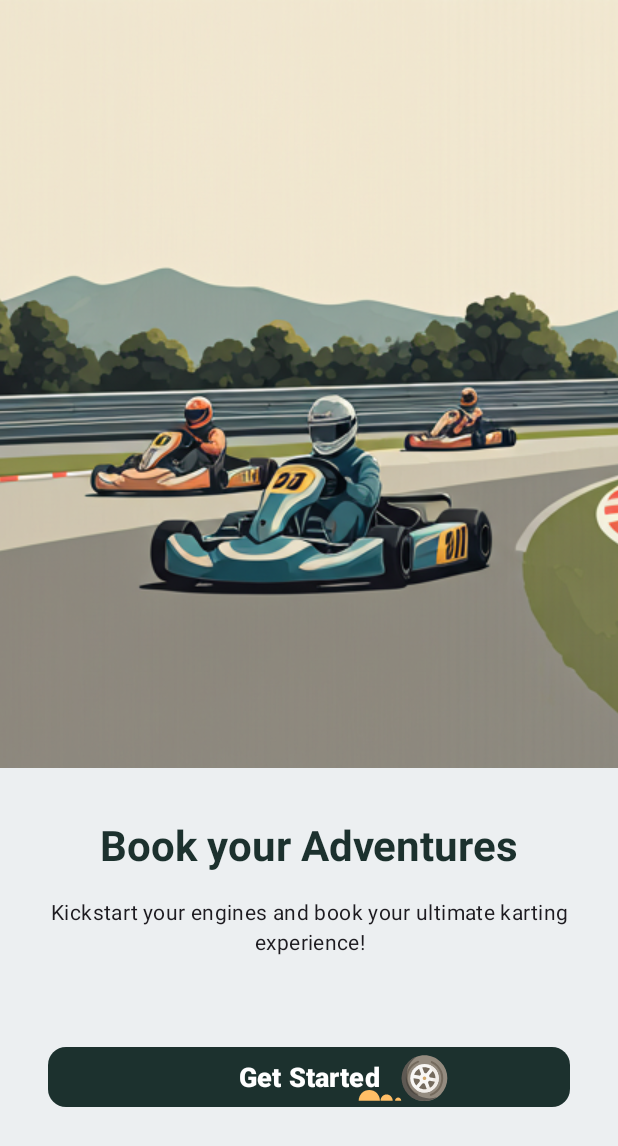
After one commit to Brave6/pit-stop-paradise, an Android app: the GetStartedFragment screen opened through its navigation route, on a phone screen of 412 x 824 dp. The commit adds this screen. Shown: the top 1146 px of the screen. Run offline under Robolectric (Android 15) with nearby library versions, the phone set to English and light mode, and no system bars; our stand-ins replace Dagger/Hilt's generated code, navigation-ui; network calls fail; pictures from the network do not load; 1 statement that could not run was skipped.

Commit message:
improved UI/UX & added a getting started fragment

```diff
--- a/app/src/main/java/com/seth/pitstopparadise/MainActivity.kt
+++ b/app/src/main/java/com/seth/pitstopparadise/MainActivity.kt
@@ -1,7 +1,9 @@
 package com.seth.pitstopparadise
 
 import android.os.Bundle
+import android.view.View
 import androidx.appcompat.app.AppCompatActivity
+import androidx.core.view.isVisible
 import androidx.navigation.fragment.NavHostFragment
 import androidx.navigation.ui.setupWithNavController
 import com.google.android.material.bottomnavigation.BottomNavigationView
@@ -13,15 +15,26 @@ class MainActivity : AppCompatActivity() {
         super.onCreate(savedInstanceState)
         setContentView(R.layout.activity_main)
 
-        // Find NavHostFragment
         val navHostFragment = supportFragmentManager
             .findFragmentById(R.id.nav_host_fragment) as NavHostFragment
-
-        // Get NavController from it
         val navController = navHostFragment.navController
 
-        // Set up BottomNavigationView with NavController
         val bottomNav = findViewById<BottomNavigationView>(R.id.bottom_nav)
         bottomNav.setupWithNavController(navController)
+
+
+        // Hide bottom nav on specific fragments
+        navController.addOnDestinationChangedListener { _, destination, _ ->
+            bottomNav.isVisible = destination.id != R.id.getStartedFragment
+        }
+
+        // Check if we should show GetStartedFragment
+        val showGetStarted = intent.getBooleanExtra("SHOW_GET_STARTED", false)
+        if (showGetStarted) {
+            // Navigate to GetStartedFragment
+            val navHostFragment = supportFragmentManager
+                .findFragmentById(R.id.nav_host_fragment) as NavHostFragment
+            navHostFragment.navController.navigate(R.id.getStartedFragment)
+        }
     }
 }
--- a/app/src/main/java/com/seth/pitstopparadise/SplashScreenActivity.kt
+++ b/app/src/main/java/com/seth/pitstopparadise/SplashScreenActivity.kt
@@ -16,7 +16,8 @@ class SplashScreenActivity : AppCompatActivity() {
 
     private val splashDelay = 1000L // 1 second
 
-    @Inject lateinit var sessionManager: SessionManager
+    @Inject
+    lateinit var sessionManager: SessionManager
 
     override fun onCreate(savedInstanceState: Bundle?) {
         super.onCreate(savedInstanceState)
@@ -32,12 +33,20 @@ class SplashScreenActivity : AppCompatActivity() {
 
             val token = sessionManager.token.first()
 
-            if (token.isNullOrEmpty()) {
-                startActivity(Intent(this@SplashScreenActivity, LoginActivity::class.java))
+            val intent = if (token.isNullOrEmpty()) {
+                // No session → show GetStartedFragment first
+                Intent(this@SplashScreenActivity, MainActivity::class.java).apply {
+                    putExtra("SHOW_GET_STARTED", true)
+                    flags = Intent.FLAG_ACTIVITY_NEW_TASK or Intent.FLAG_ACTIVITY_CLEAR_TASK
+                }
             } else {
-                startActivity(Intent(this@SplashScreenActivity, MainActivity::class.java))
+                // Already logged in → go straight to main content
+                Intent(this@SplashScreenActivity, MainActivity::class.java).apply {
+                    flags = Intent.FLAG_ACTIVITY_NEW_TASK or Intent.FLAG_ACTIVITY_CLEAR_TASK
+                }
             }
 
+            startActivity(intent)
             overridePendingTransition(0, 0)
             finish()
         }
--- /dev/null
+++ b/app/src/main/java/com/seth/pitstopparadise/ui/fragment/GetStartedFragment.kt
@@ -0,0 +1,78 @@
+package com.seth.pitstopparadise.ui.fragment
+
+import android.content.Intent
+import android.os.Bundle
+import android.view.LayoutInflater
+import android.view.View
+import android.view.ViewGroup
+import androidx.activity.OnBackPressedCallback
+import androidx.fragment.app.Fragment
+import com.seth.pitstopparadise.LoginActivity
+import com.seth.pitstopparadise.databinding.FragmentGetStartedBinding
+
+class GetStartedFragment : Fragment() {
+
+    private var _binding: FragmentGetStartedBinding? = null
+    private val binding get() = _binding!!
+
+    override fun onCreateView(
+        inflater: LayoutInflater, container: ViewGroup?,
+        savedInstanceState: Bundle?
+    ): View {
+        _binding = FragmentGetStartedBinding.inflate(inflater, container, false)
+        return binding.root
+    }
+
+    override fun onViewCreated(view: View, savedInstanceState: Bundle?) {
+        super.onViewCreated(view, savedInstanceState)
+
+        // Animate the "Get Started" button
+        binding.btnGetStarted.apply {
+            translationY = 100f
+            alpha = 0f
+            animate()
+                .translationY(0f)
+                .alpha(1f)
+                .setDuration(800)
+                .setStartDelay(500)
+                .withEndAction {
+                    // Start the Lottie animation after the button animation
+                    binding.lottieWelcome.apply {
+                        alpha = 0f
+                        visibility = View.VISIBLE
+                        animate()
+                            .alpha(1f)
+                            .setDuration(500)
+                            .start()
+                        playAnimation()
+                    }
+                }
+                .start()
+        }
+        // Initially hide Lottie
+        binding.lottieWelcome.alpha = 0f
+        binding.lottieWelcome.visibility = View.INVISIBLE
+
+        // Navigate to LoginActivity on click
+        binding.btnGetStarted.setOnClickListener {
+            val intent = Intent(requireContext(), LoginActivity::class.java)
+            startActivity(intent)
+        }
+
+        // Handle back pressed specifically in this fragment
+        requireActivity().onBackPressedDispatcher.addCallback(
+            viewLifecycleOwner,
+            object : OnBackPressedCallback(true) {
+                override fun handleOnBackPressed() {
+                    // Exit the app instead of going back
+                    requireActivity().finish()
+                }
+            }
+        )
+    }
+
+    override fun onDestroyView() {
+        super.onDestroyView()
+        _binding = null
+    }
+}
--- a/app/src/main/res/layout/activity_login.xml
+++ b/app/src/main/res/layout/activity_login.xml
@@ -20,7 +20,7 @@
         android:layout_width="0dp"
         android:layout_height="0dp"
         android:orientation="horizontal"
-        app:layout_constraintGuide_percent="0.35" />
+        app:layout_constraintGuide_percent="0.3515732" />
 
     <ImageView
         android:id="@+id/logononanimate"
@@ -41,7 +41,7 @@
         android:layout_width="0dp"
         android:layout_height="0dp"
         android:orientation="horizontal"
-        app:layout_constraintGuide_percent="0.9" />
+        app:layout_constraintGuide_percent="0.9001368" />
 
     <!-- Form Card -->
     <androidx.constraintlayout.widget.ConstraintLayout
--- /dev/null
+++ b/app/src/main/res/layout/fragment_get_started.xml
@@ -0,0 +1,91 @@
+<?xml version="1.0" encoding="utf-8"?>
+<androidx.constraintlayout.widget.ConstraintLayout
+    xmlns:android="http://schemas.android.com/apk/res/android"
+    xmlns:app="http://schemas.android.com/apk/res-auto"
+    xmlns:tools="http://schemas.android.com/tools"
+    android:id="@+id/get_started_root"
+    android:layout_width="match_parent"
+    android:layout_height="match_parent"
+    android:background="#ECEFF1"
+    tools:context=".ui.fragment.GetStartedFragment">
+
+
+    <androidx.constraintlayout.widget.Guideline
+        android:id="@+id/bottomMarginGuideline"
+        android:layout_width="0dp"
+        android:layout_height="0dp"
+        android:orientation="horizontal"
+        app:layout_constraintGuide_percent="0.9001368" />
+
+
+    <!-- Background Image -->
+    <ImageView
+        android:id="@+id/bg_image"
+        android:layout_width="wrap_content"
+        android:layout_height="wrap_content"
+        android:scaleType="centerCrop"
+        android:src="@drawable/karting"
+        app:layout_constraintTop_toTopOf="parent"
+        app:layout_constraintStart_toStartOf="parent"
+        app:layout_constraintEnd_toEndOf="parent"/>
+
+    <!-- Welcome Title -->
+    <TextView
+        android:id="@+id/tv_welcome"
+        android:layout_width="0dp"
+        android:layout_height="wrap_content"
+        style="@style/TextAppearance.Material3.HeadlineLarge"
+        android:text="Book your Adventures"
+        android:textAlignment="center"
+        android:textSize="28sp"
+        android:textStyle="bold"
+        android:textColor="@color/colorPrimary"
+        android:layout_marginTop="32dp"
+        app:layout_constraintEnd_toEndOf="parent"
+        app:layout_constraintStart_toStartOf="parent"
+        app:layout_constraintTop_toBottomOf="@+id/bg_image" />
+
+    <!-- Subtitle -->
+    <TextView
+        android:id="@+id/tv_subtitle"
+        android:layout_width="0dp"
+        android:layout_height="wrap_content"
+        style="@style/TextAppearance.PitStop.BodyMedium"
+        android:text="Kickstart your engines and book your ultimate karting experience!"
+        android:textAlignment="center"
+        android:layout_marginTop="16dp"
+        app:layout_constraintTop_toBottomOf="@id/tv_welcome"
+        app:layout_constraintStart_toStartOf="parent"
+        app:layout_constraintEnd_toEndOf="parent"/>
+
+    <!-- Get Started Button -->
+    <com.google.android.material.button.MaterialButton
+        android:id="@+id/btn_get_started"
+        style="@style/TextAppearance.PitStop.Button"
+        android:layout_width="0dp"
+        android:layout_height="48dp"
+        android:layout_marginStart="32dp"
+        android:layout_marginEnd="32dp"
+        android:text="Get Started"
+        app:cornerRadius="12dp"
+        android:layout_marginTop="16dp"
+        app:layout_constraintEnd_toEndOf="parent"
+        app:layout_constraintStart_toStartOf="parent"
+        app:layout_constraintBottom_toTopOf="@id/bottomMarginGuideline"/>
+
+    <com.airbnb.lottie.LottieAnimationView
+        android:id="@+id/lottie_welcome"
+        android:layout_width="200dp"
+        android:layout_height="115dp"
+        android:layout_marginStart="100dp"
+        android:layout_marginBottom="15dp"
+        app:layout_constraintBottom_toTopOf="@id/bottomMarginGuideline"
+        app:layout_constraintEnd_toEndOf="parent"
+        app:layout_constraintStart_toStartOf="parent"
+        app:layout_constraintTop_toTopOf="@+id/btn_get_started"
+        app:lottie_autoPlay="true"
+        app:lottie_loop="true"
+        app:lottie_rawRes="@raw/wheel" />
+
+
+</androidx.constraintlayout.widget.ConstraintLayout>
--- a/app/src/main/res/navigation/nav_graph.xml
+++ b/app/src/main/res/navigation/nav_graph.xml
@@ -43,8 +43,8 @@
                 app:argType="com.seth.pitstopparadise.domain.model.Product"
                 app:nullable="true"
                 android:defaultValue="@null"/>
-        </action>    </fragment>
-
+        </action>
+    </fragment>
 
     <fragment
         android:id="@+id/nav_profile"
@@ -52,4 +52,10 @@
         android:label="Profile"
         tools:layout="@layout/fragment_profile" />
 
+    <fragment
+        android:id="@+id/getStartedFragment"
+        android:name="com.seth.pitstopparadise.ui.fragment.GetStartedFragment"
+        android:label="fragment_get_started"
+        tools:layout="@layout/fragment_get_started" />
+
 </navigation>
--- a/app/src/main/res/values/strings.xml
+++ b/app/src/main/res/values/strings.xml
@@ -21,5 +21,4 @@
     <string name="product_image">productI mage</string>
 
 
-
 </resources>
```
Also changed, not shown: app/src/main/res/drawable/karting.png (added).
